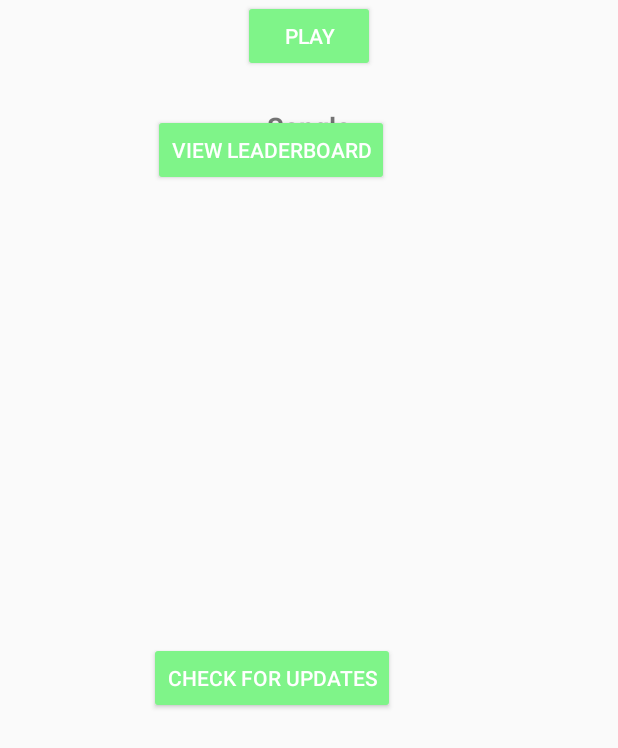
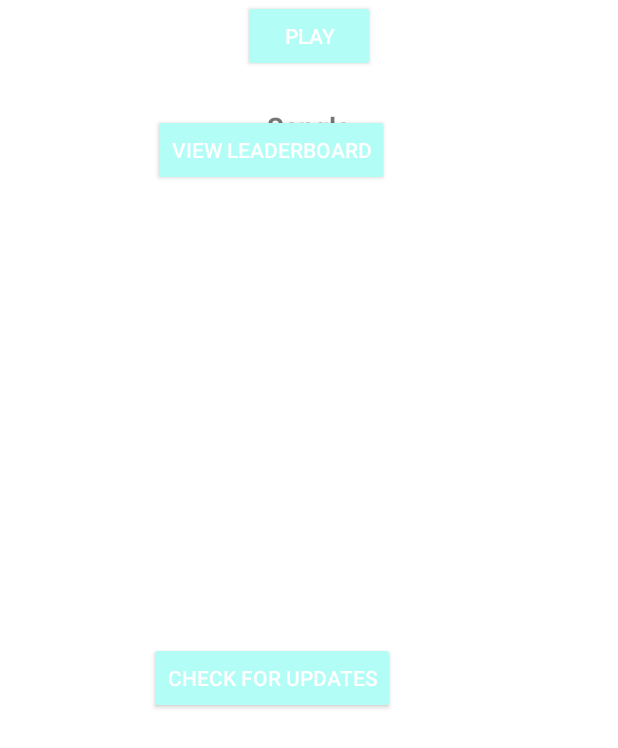
Before and after one commit to honeill31/Songle, an Android app: the DefaultPage screen opened directly, with no data from a screen before it, on a phone screen of 412 x 824 dp. Shown: the top 748 px of the screen. Run offline under Robolectric (Android 15) with nearby library versions, the phone set to English and light mode, and no system bars.

Commit message:
Implement material design theme to app

```diff
--- a/app/src/main/res/values/colors.xml
+++ b/app/src/main/res/values/colors.xml
@@ -1,6 +1,6 @@
 <?xml version="1.0" encoding="utf-8"?>
 <resources>
-    <color name="colorPrimary">#3F51B5</color>
-    <color name="colorPrimaryDark">#303F9F</color>
-    <color name="colorAccent">#7ff489</color>
+    <color name="colorPrimary">#80cbc4</color>
+    <color name="colorPrimaryDark">#4f9a94</color>
+    <color name="colorAccent">#7fb984</color>
 </resources>
--- a/app/src/main/res/values/styles.xml
+++ b/app/src/main/res/values/styles.xml
@@ -5,7 +5,8 @@
         <!-- Customize your theme here. -->
         <item name="colorPrimary">@color/colorPrimary</item>
         <item name="colorPrimaryDark">@color/colorPrimaryDark</item>
-        <item name="colorAccent">@color/colorAccent</item>
+        <item name="colorAccent">@color/primaryLightColor</item>
+        <item name="android:colorBackground">@android:color/background_light</item>
     </style>
 
     <style name="AppTheme.NoActionBar">
@@ -17,4 +18,13 @@
 
     <style name="AppTheme.PopupOverlay" parent="ThemeOverlay.AppCompat.Light" />
 
+
+
+    <style name="Theme.MyTheme.NoActionBar" parent="Theme.AppCompat.NoActionBar" />
+
+    <color name="primaryColor">#80cbc4</color>
+    <color name="primaryLightColor">#b2fef7</color>
+    <color name="primaryDarkColor">#4f9a94</color>
+    <color name="primaryTextColor">#000000</color>
+
 </resources>
```
